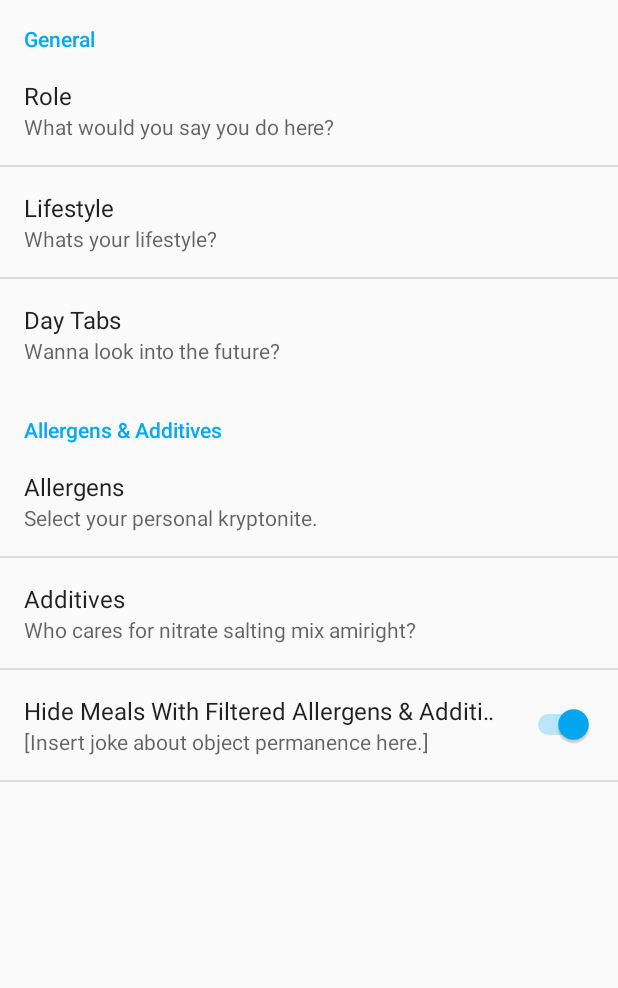
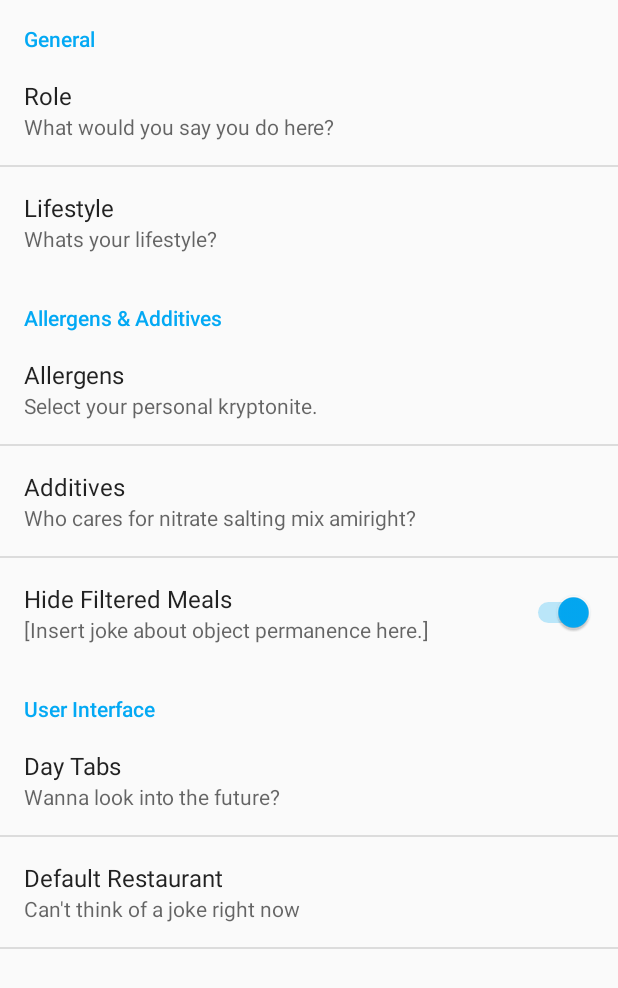
Before and after one commit to mkaradeniz/MaterialMensa, an Android app: the fragment SettingsFragment shown on its own in the app's theme, on a phone screen of 412 x 824 dp. Shown: the top 988 px of the screen. Run offline under Robolectric (Android 15) with nearby library versions, the light colour scheme and no system bars.

Commit message:
Added default restaurant setting.

```diff
--- a/app/src/main/res/values/array.xml
+++ b/app/src/main/res/values/array.xml
@@ -7,18 +7,8 @@
     <!-- Activities -->
 
     <!-- Settings Activity -->
-    <string-array name="activity_settings_preferences_language_array" translatable="false">
-        <item>@string/activity_settings_preferences_language_system</item>
-        <item>@string/activity_settings_preferences_language_english</item>
-        <item>@string/activity_settings_preferences_language_german</item>
-    </string-array>
 
-    <string-array name="activity_settings_preferences_language_array_values" translatable="false">
-        <item>system</item>
-        <item>english</item>
-        <item>german</item>
-    </string-array>
-
+    <!-- General -->
     <string-array name="activity_settings_preferences_role_array" translatable="false">
         <item>@string/activity_settings_preferences_role_student</item>
         <item>@string/activity_settings_preferences_role_staff</item>
@@ -45,6 +35,19 @@
         <item>level_five_vegan</item>
     </string-array>
 
+    <string-array name="activity_settings_preferences_language_array" translatable="false">
+        <item>@string/activity_settings_preferences_language_system</item>
+        <item>@string/activity_settings_preferences_language_english</item>
+        <item>@string/activity_settings_preferences_language_german</item>
+    </string-array>
+
+    <string-array name="activity_settings_preferences_language_array_values" translatable="false">
+        <item>system</item>
+        <item>english</item>
+        <item>german</item>
+    </string-array>
+
+    <!--Allergens & Additvies -->
     <string-array name="activity_settings_preferences_additives_array" translatable="false">
         <item>@string/additive_1_dyes</item>
         <item>@string/additive_2_preservatives</item>
@@ -114,4 +117,24 @@
         <item>A13</item>
         <item>A14</item>
     </string-array>
+
+    <!--User Interface -->
+    <string-array name="activity_settings_preferences_default_restaurant_array" translatable="false">
+        <item>@string/restaurant_mensa_academica_paderborn</item>
+        <item>@string/restaurant_mensa_forum_paderborn</item>
+        <item>@string/restaurant_cafete</item>
+        <item>@string/restaurant_mensula</item>
+        <item>@string/restaurant_one_way_snack</item>
+        <item>@string/restaurant_grill_cafe</item>
+    </string-array>
+
+    <string-array name="activity_settings_preferences_default_restaurant_array_values" translatable="false">
+        <item>0</item>
+        <item>1</item>
+        <item>2</item>
+        <item>3</item>
+        <item>4</item>
+        <item>5</item>
+    </string-array>
+
 </resources>
--- a/app/src/main/res/values/strings.xml
+++ b/app/src/main/res/values/strings.xml
@@ -33,7 +33,7 @@
     <string name="activity_about_credits" translatable="false">Max Karadeniz\n prttstft.dev@gmail.com</string>
     <string name="activity_about_email_subject" translatable="false">[MaterialMensa] Ahoi!</string>
     <string name="activity_about_libraries_title" translatable="false">Libraries</string>
-    <string name="activity_about_one_day" translatable="false">One day this screen will be pretty. One day...</string>
+    <string name="activity_about_one_day" translatable="false">One day this screen will be pretty. One day…</string>
     <string name="activity_about_title">About</string>
     <string name="activity_about_version" translatable="false">Version %1$s (%2$s)</string>
 
@@ -104,12 +104,17 @@
     <string name="activity_settings_preference_allergens_summary">Select your personal kryptonite.</string>
     <string name="activity_settings_preference_category_allergens_additives">Allergens &amp; Additives</string>
     <string name="activity_settings_preference_category_general">General</string>
+    <string name="activity_settings_preference_category_user_interface">User Interface</string>
     <string name="activity_settings_preferences_additives_key" translatable="false">prefAdditives</string>
     <string name="activity_settings_preferences_allergens_key" translatable="false">prefAllergens</string>
-    <string name="activity_settings_preferences_filter">Hide Meals With Filtered Allergens &amp; Additives</string>
+    <string name="activity_settings_preferences_default_restaurant">Default Restaurant</string>
+    <string name="activity_settings_preferences_default_restaurant_default" translatable="false">0</string>
+    <string name="activity_settings_preferences_default_restaurant_key" translatable="false">prefDefaultRestaurant</string>
+    <string name="activity_settings_preferences_default_restaurant_summary">Can\'t think of a joke right now</string>
+    <string name="activity_settings_preferences_filter">Hide Filtered Meals</string>
+    <string name="activity_settings_preferences_filter_summary" tools:ignore="Typos">[Insert joke about object permanence here.]</string>
     <string name="activity_settings_preferences_hide_filtered_default" translatable="false">true</string>
     <string name="activity_settings_preferences_hide_filtered_key" translatable="false">prefFilter</string>
-    <string name="activity_settings_preferences_filter_summary" tools:ignore="Typos">[Insert joke about object permanence here.]</string>
     <string name="activity_settings_preferences_language">Language</string>
     <string name="activity_settings_preferences_language_default" translatable="false">system</string>
     <string name="activity_settings_preferences_language_english">English</string>
@@ -137,6 +142,7 @@
     <string name="activity_settings_preferences_tabs_default" translatable="false">8</string>
     <string name="activity_settings_preferences_tabs_key" translatable="false">prefTabs</string>
     <string name="activity_settings_preferences_tabs_summary" tools:ignore="Typos">Wanna look into the future?</string>
+
     <!-- Additives -->
     <string name="additive_1_dyes">Food coloring [1]</string>
     <string name="additive_2_preservatives">Preservatives [2]</string>
--- a/app/src/main/res/xml/user_settings.xml
+++ b/app/src/main/res/xml/user_settings.xml
@@ -28,14 +28,6 @@
             android:summary="@string/activity_settings_preferences_lifestyle_summary"
             android:title="@string/activity_settings_preferences_lifestyle"/>
 
-        <EditTextPreference
-            android:defaultValue="@string/activity_settings_preferences_tabs_default"
-            android:inputType="number"
-            android:key="@string/activity_settings_preferences_tabs_key"
-            android:selectAllOnFocus="true"
-            android:summary="@string/activity_settings_preferences_tabs_summary"
-            android:title="@string/activity_settings_preferences_tabs"/>
-
     </PreferenceCategory>
 
     <PreferenceCategory
@@ -64,4 +56,25 @@
             android:title="@string/activity_settings_preferences_filter"/>
 
     </PreferenceCategory>
+
+    <PreferenceCategory
+        android:title="@string/activity_settings_preference_category_user_interface">
+
+        <EditTextPreference
+            android:defaultValue="@string/activity_settings_preferences_tabs_default"
+            android:inputType="number"
+            android:key="@string/activity_settings_preferences_tabs_key"
+            android:selectAllOnFocus="true"
+            android:summary="@string/activity_settings_preferences_tabs_summary"
+            android:title="@string/activity_settings_preferences_tabs"/>
+
+        <ListPreference
+            android:defaultValue="@string/activity_settings_preferences_default_restaurant_default"
+            android:entries="@array/activity_settings_preferences_default_restaurant_array"
+            android:entryValues="@array/activity_settings_preferences_default_restaurant_array_values"
+            android:key="@string/activity_settings_preferences_default_restaurant_key"
+            android:summary="@string/activity_settings_preferences_default_restaurant_summary"
+            android:title="@string/activity_settings_preferences_default_restaurant"/>
+
+    </PreferenceCategory>
 </PreferenceScreen>
```
Also changed, not shown: app/src/main/java/de/prttstft/materialmensa/extras/UserSettings.java (+8 -6 lines), app/src/main/java/de/prttstft/materialmensa/extras/Utilities.java (+21 -0 lines), app/src/main/java/de/prttstft/materialmensa/ui/activities/main/MainActivity.java (+14 -1 lines), 1 other file.
